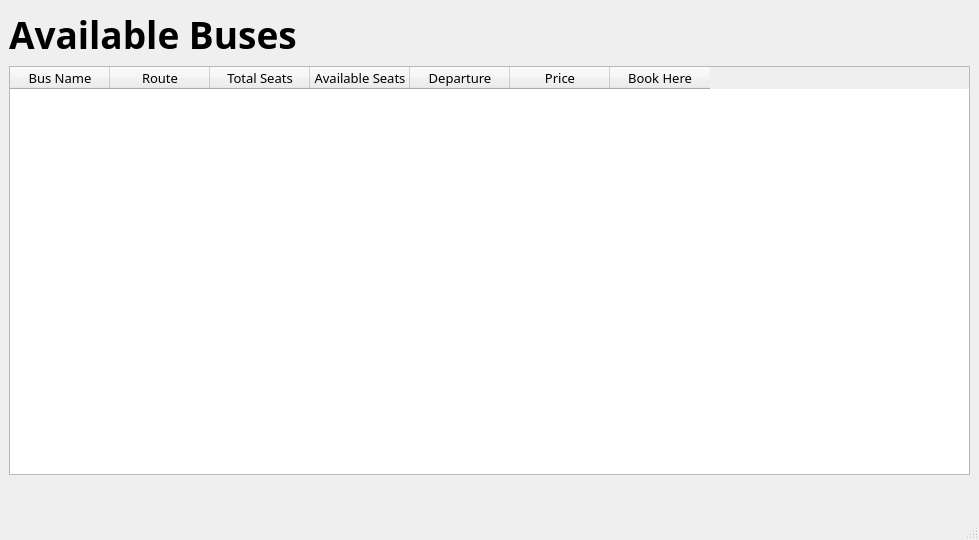
Qt form usermainwindow.ui (anshu-ho-la/buspass) before a commit.
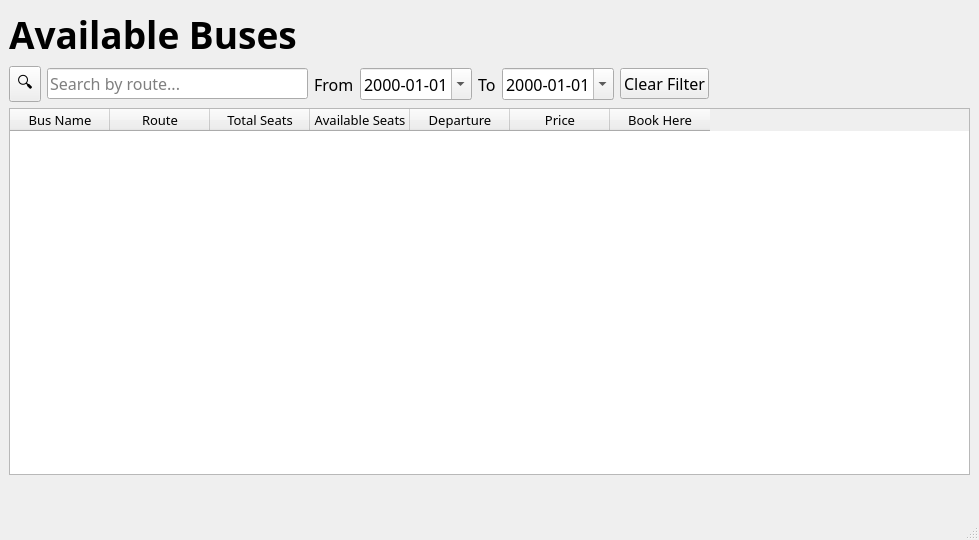
The same form after that commit.

```diff
--- a/usermainwindow.ui
+++ b/usermainwindow.ui
@@ -41,6 +41,87 @@
       </property>
      </widget>
     </item>
+    <item>
+     <layout class="QHBoxLayout" name="searchRow">
+      <item>
+       <widget class="QToolButton" name="searchModeBtn">
+        <property name="text">
+         <string>🔍</string>
+        </property>
+        <property name="toolTip">
+         <string>Choose what to search by</string>
+        </property>
+        <property name="popupMode">
+         <enum>QToolButton::ToolButtonPopupMode::InstantPopup</enum>
+        </property>
+       </widget>
+      </item>
+      <item>
+       <widget class="QLineEdit" name="routeSearchBar">
+        <property name="visible">
+         <bool>false</bool>
+        </property>
+        <property name="placeholderText">
+         <string>Search by route...</string>
+        </property>
+       </widget>
+      </item>
+      <item>
+       <widget class="QLabel" name="fromLabel">
+        <property name="text">
+         <string>From</string>
+        </property>
+       </widget>
+      </item>
+      <item>
+       <widget class="QDateEdit" name="dateFromFilter">
+        <property name="calendarPopup">
+         <bool>true</bool>
+        </property>
+        <property name="displayFormat">
+         <string>yyyy-MM-dd</string>
+        </property>
+       </widget>
+      </item>
+      <item>
+       <widget class="QLabel" name="toLabel">
+        <property name="text">
+         <string>To</string>
+        </property>
+       </widget>
+      </item>
+      <item>
+       <widget class="QDateEdit" name="dateToFilter">
+        <property name="calendarPopup">
+         <bool>true</bool>
+        </property>
+        <property name="displayFormat">
+         <string>yyyy-MM-dd</string>
+        </property>
+       </widget>
+      </item>
+      <item>
+       <widget class="QPushButton" name="clearFilterBtn">
+        <property name="text">
+         <string>Clear Filter</string>
+        </property>
+       </widget>
+      </item>
+      <item>
+       <spacer name="searchRightSpacer">
+        <property name="orientation">
+         <enum>Qt::Orientation::Horizontal</enum>
+        </property>
+        <property name="sizeHint" stdset="0">
+         <size>
+          <width>40</width>
+          <height>20</height>
+         </size>
+        </property>
+       </spacer>
+      </item>
+     </layout>
+    </item>
     <item>
      <widget class="QTableWidget" name="tableWidget">
       <property name="font">
```
Left out of the diff: 2 changed lines with no effect on the pictures.
